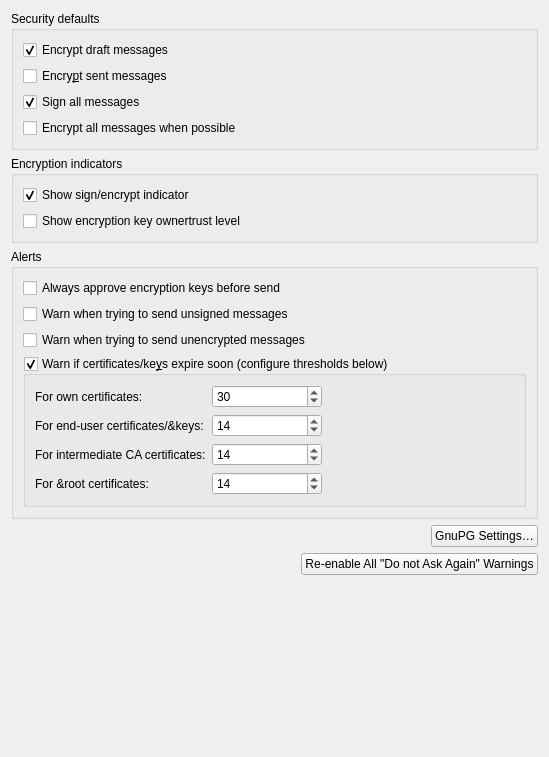
This is src/ui/securitypageencryptiontab.ui in KDE/kmail as Qt 5 draws it before an edit. The edited form follows.
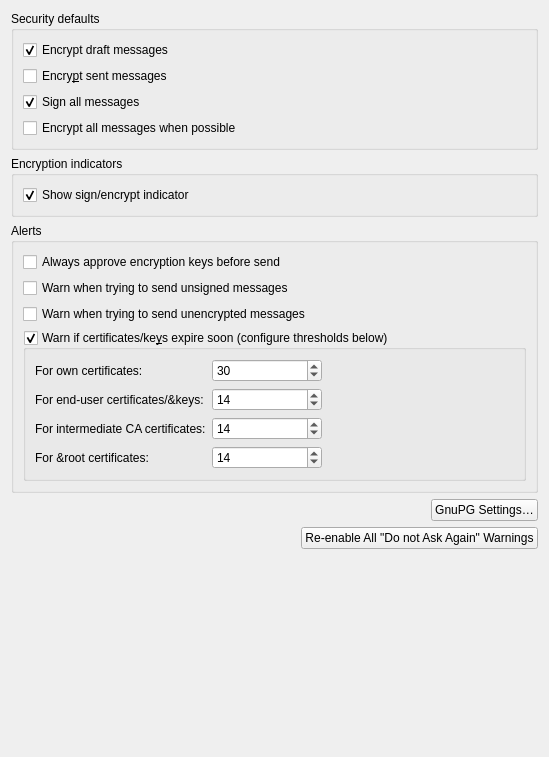
This is the edited form. Custom widgets are drawn as their Qt base class.

Commit message: Remove unused/hidden "show owner trust" setting

Diff of the .ui file:
```diff
--- a/src/ui/securitypageencryptiontab.ui
+++ b/src/ui/securitypageencryptiontab.ui
@@ -84,13 +84,6 @@
         </property>
        </widget>
       </item>
-      <item>
-       <widget class="QCheckBox" name="kcfg_ShowCryptoOwnertrust">
-        <property name="text">
-         <string>Show encryption key ownertrust level</string>
-        </property>
-       </widget>
-      </item>
      </layout>
     </widget>
    </item>
```
The commit also changes 2 other files.
